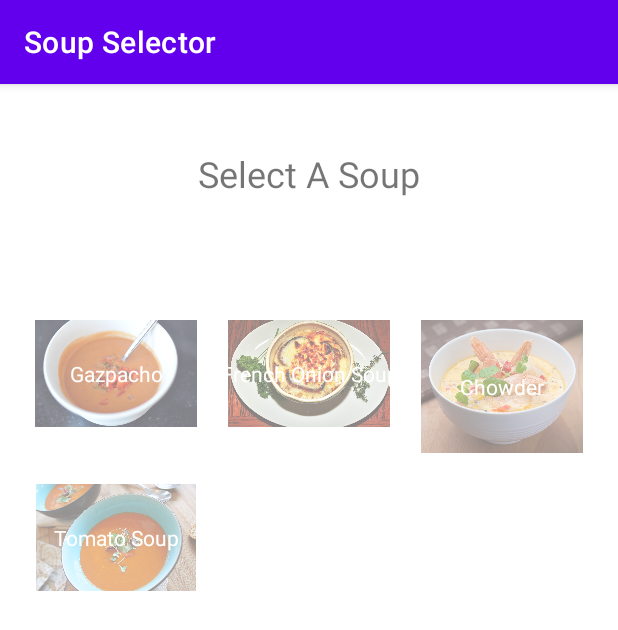
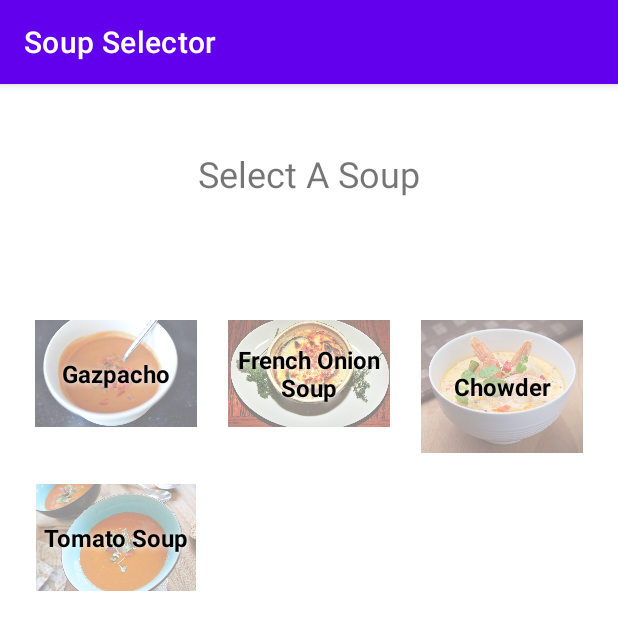
Before and after one commit to GrantGwiaz/CIS3515_S21_SoupImageViewerApp, an Android app: the screen it shows after launch (SelectionActivity), on a phone screen of 412 x 824 dp. Shown: the top 630 px of the screen. Run offline under Robolectric (Android 15) with nearby library versions, the phone set to English and light mode, and no system bars.

Commit message:
add style to give text a shadow effect

```diff
--- a/app/src/main/res/values/themes.xml
+++ b/app/src/main/res/values/themes.xml
@@ -13,4 +13,16 @@
         <item name="android:statusBarColor" tools:targetApi="l">?attr/colorPrimaryVariant</item>
         <!-- Customize your theme here. -->
     </style>
+    <style name="TextShadow" parent="Theme.SoupImageViewerApp">
+        <item name="android:paddingLeft">4dp</item>
+        <item name="android:paddingBottom">4dp</item>
+        <item name="android:textColor">#000000</item>
+        <item name="android:textSize">16sp</item>
+        <item name="android:shadowColor">#ffffff</item>
+        <item name="android:shadowDx">1</item>
+        <item name="android:shadowDy">1</item>
+        <item name="android:shadowRadius">5</item>
+        <item name="android:textStyle">bold</item>
+    </style>
+
 </resources>
```
